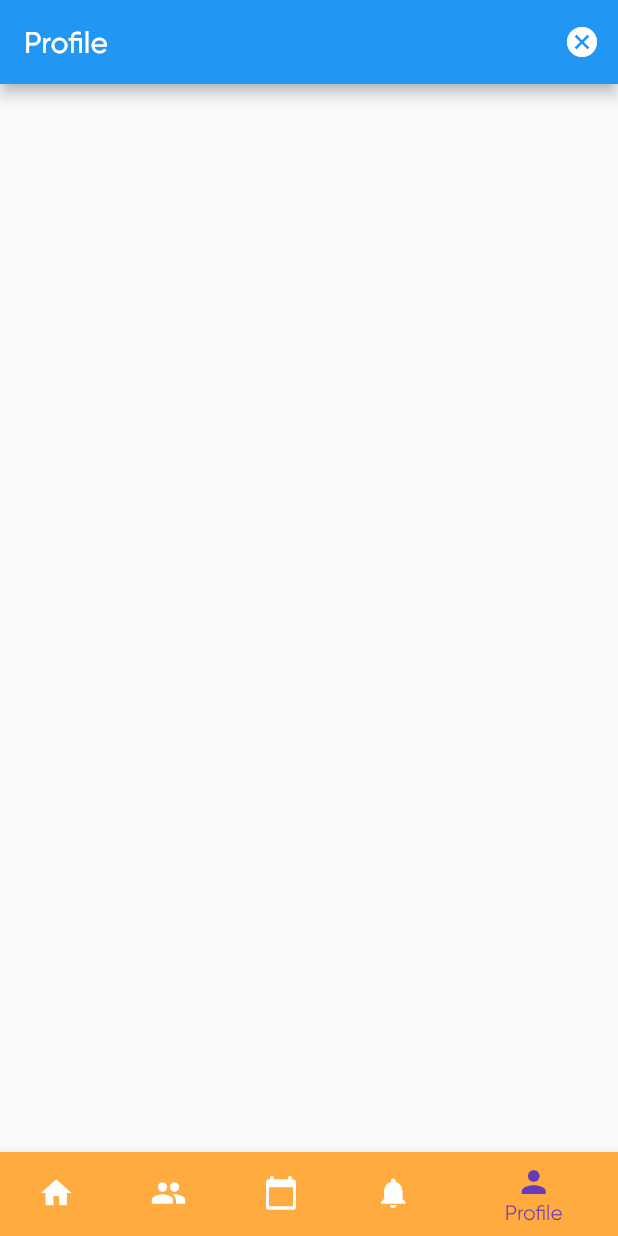
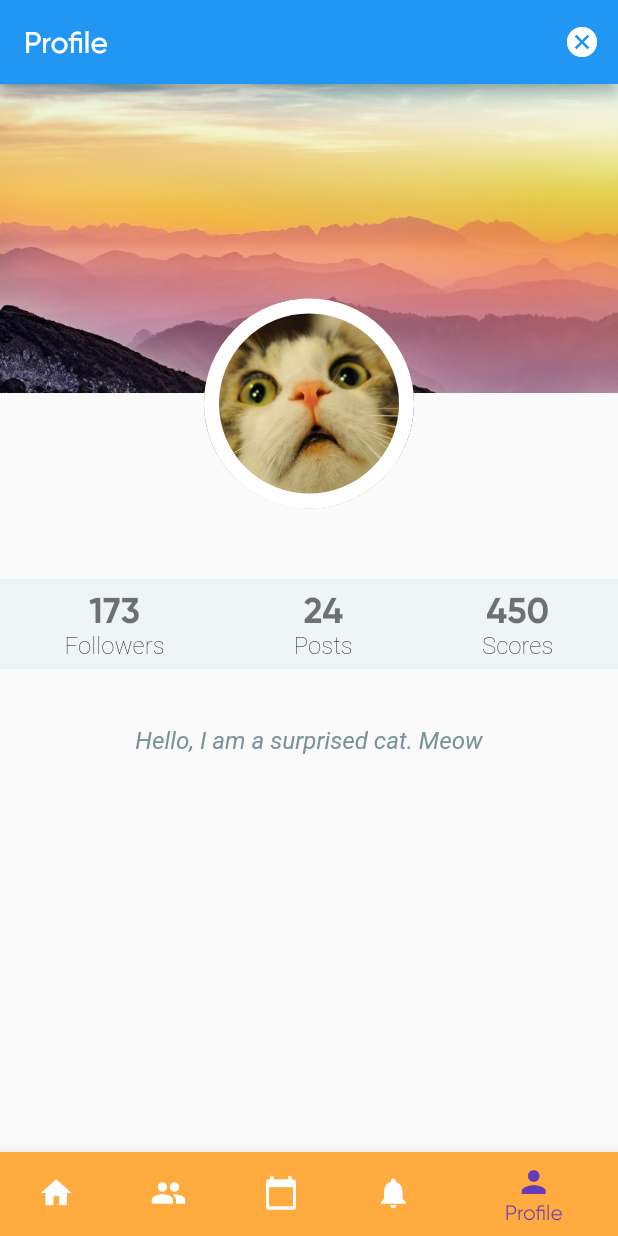
Before and after one commit to hijqpo/life_moment, a Flutter app: the screen it shows once a user with an empty profile is signed in, item 5 of the bottom bar chosen, on a phone screen of 412 x 824 dp. Run offline on Flutter 3.47's test engine with Material 2 defaults, Android fonts, the phone set to English and light mode, and no system bars; our stand-ins replace cloud_firestore, firebase_auth; missing offline and left inert: material_search; accounts and stored records are empty; Roboto replaces fonts that are missing (Spectral).

Commit message:
Profile page

```diff
--- a/lib/views/profile_view.dart
+++ b/lib/views/profile_view.dart
@@ -6,10 +6,146 @@ class ProfileView extends StatefulWidget {
   @override
   _ProfileViewState createState() => _ProfileViewState();
 }
+String _fullName = GlobalState.userProfile.data['nickname'];
+String _followers = "173";
+String _posts = "24";
+String _scores = "450";
+String _bio = "Hello, I am a surprised cat. Meow";
+
+Widget _buildCoverImage(Size screenSize) {
+  return Container(
+    height: screenSize.height / 4,
+      decoration: BoxDecoration(
+        image: DecorationImage(
+          image: AssetImage('assets/images/cover.jpeg'),
+          fit: BoxFit.cover,
+        ),
+      ),
+    );
+}
+
+Widget _buildProfileImage() {
+  return Container(
+    alignment: Alignment(0.0, -0.5),
+    child: Container(
+      width: 140.0,
+      height: 140.0,
+      decoration: BoxDecoration(
+        image: DecorationImage(
+          image: AssetImage('assets/images/cat.jpeg'),
+          fit: BoxFit.cover,
+        ),
+        borderRadius: BorderRadius.circular(80.0),
+        border: Border.all(
+          color: Colors.white,
+          width: 10.0,
+        ),
+      ),
+    ),
+  );
+}
+
+Widget _buildName(){
+  return Container(
+    alignment: Alignment(0.0, -0.15),
+    child: Text(
+      _fullName,
+      style: TextStyle(
+        fontSize: 28.0,
+        fontWeight: FontWeight.bold,
+      ),
+    ),
+  );
+}
+
+Widget _buildStatItem(String label, String count) {
+  TextStyle _statLabelTextStyle = TextStyle(
+    fontFamily: 'Roboto',
+    color: Colors.black,
+    fontSize: 16.0,
+    fontWeight: FontWeight.w200,
+  );
+
+  TextStyle _statCountTextStyle = TextStyle(
+    color: Colors.black54,
+    fontSize: 24.0,
+    fontWeight: FontWeight.bold,
+  );
+
+  return Column(
+    mainAxisAlignment: MainAxisAlignment.center,
+    children: <Widget>[
+      Text(
+        count,
+        style: _statCountTextStyle,
+      ),
+      Text(
+        label,
+        style: _statLabelTextStyle,
+      ),
+    ],
+  );
+}
+
+Widget _buildStatContainer() {
+  return Container(
+    //alignment: Alignment(0.0, -0.5),
+    height: 60.0,
+    margin: EdgeInsets.only(top: 330.0),
+    decoration: BoxDecoration(
+      color: Color(0xFFEFF4F7),
+    ),
+    child: Row(
+      mainAxisAlignment: MainAxisAlignment.spaceAround,
+      children: <Widget>[
+        _buildStatItem("Followers", _followers),
+        _buildStatItem("Posts", _posts),
+        _buildStatItem("Scores", _scores),
+      ],
+    ),
+  );
+}
+
+Widget _buildBio(BuildContext context) {
+  TextStyle bioTextStyle = TextStyle(
+    fontFamily: 'Spectral',
+    fontWeight: FontWeight.w400,//try changing weight to w500 if not thin
+    fontStyle: FontStyle.italic,
+    color: Color(0xFF799497),
+    fontSize: 16.0,
+  );
+
+  return Container(
+    alignment: Alignment(0.0, 0.4),
+    child: Container(
+      color: Theme.of(context).scaffoldBackgroundColor,
+      //padding: EdgeInsets.all(8.0),
+
+      height: 100,
+      child: Text(
+        _bio,
+        textAlign: TextAlign.center,
+        style: bioTextStyle,
+      ),
+    ),
+  );
+}
 
 class _ProfileViewState extends State<ProfileView> {
   @override
   Widget build(BuildContext context) {
-    return Center(child: Text(GlobalState.userProfile.data['nickname']));
+    Size screenSize = MediaQuery.of(context).size;
+    return Scaffold(
+      body: Stack(
+        children: <Widget>[
+          _buildCoverImage(screenSize),
+          _buildProfileImage(),
+          _buildName(),
+          _buildStatContainer(),
+          _buildBio(context),
+
+        ],
+      )
+    );
   }
 }
--- a/pubspec.yaml
+++ b/pubspec.yaml
@@ -41,6 +41,9 @@ flutter:
   # included with your application, so that you can use the icons in
   # the material Icons class.
   uses-material-design: true
+  assets:
+    - assets/images/cover.jpeg
+    - assets/images/cat.jpeg
 
   # To add assets to your application, add an assets section, like this:
   # assets:
```
Also changed, not shown: assets/images/cat.jpeg (added), assets/images/cover.jpeg (added).
